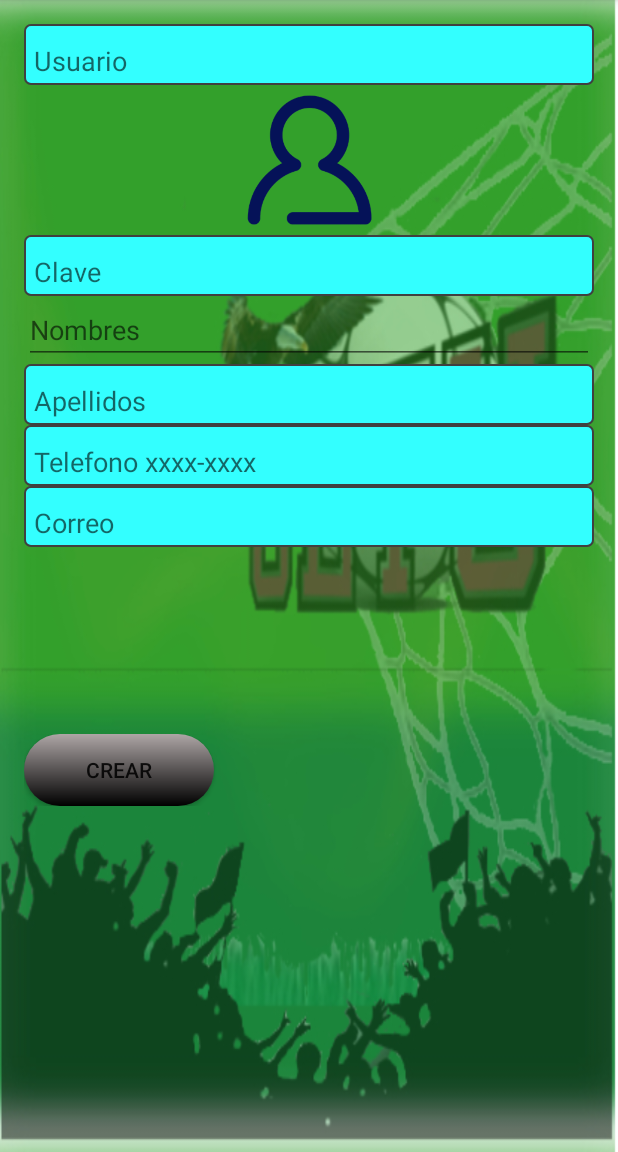
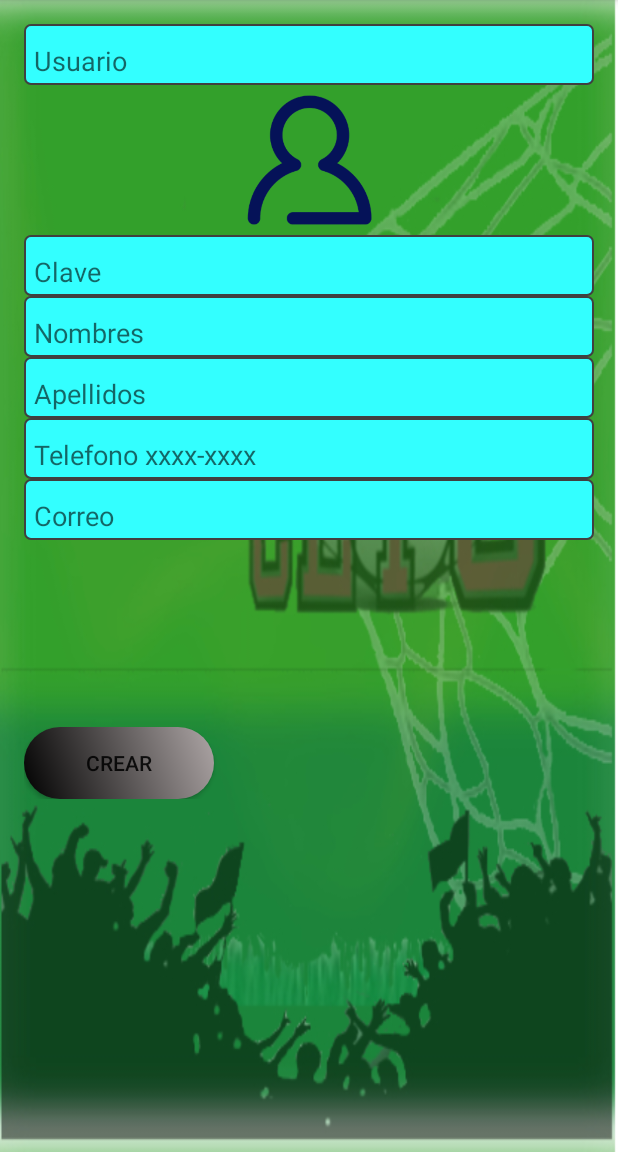
Before and after one commit to Nmena1/reserva, an Android app: the CrudUsuarios screen opened directly, with no data from a screen before it, on a phone screen of 412 x 824 dp, the part 84-1236 px from its top. Run offline under Robolectric (Android 15) with nearby library versions, the phone set to English and light mode, and no system bars.

Commit message:
cambios a funcional

```diff
--- a/app/src/main/res/drawable/botonrondo.xml
+++ b/app/src/main/res/drawable/botonrondo.xml
@@ -7,6 +7,6 @@
     <gradient
         android:startColor="#aea6a6"
         android:endColor="#000000"
-        android:angle="240"/>
+        android:angle="225"/>
 
 </shape>
--- a/app/src/main/res/layout/activity_crud_usuarios.xml
+++ b/app/src/main/res/layout/activity_crud_usuarios.xml
@@ -50,7 +50,8 @@
         android:ems="10"
         android:id="@+id/edtNombres"
         android:hint="Nombres"
-        android:textColor="#050000" />
+        android:textColor="#050000"
+        android:background="@drawable/text_rounded"/>
 
     <EditText
         android:layout_width="match_parent"
```
Also changed, not shown: app/src/main/res/layout/activity_main.xml (+2 -7 lines).
